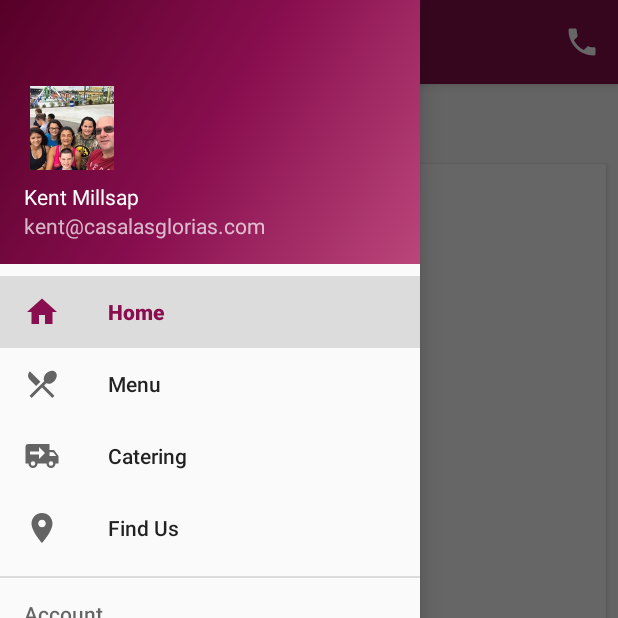
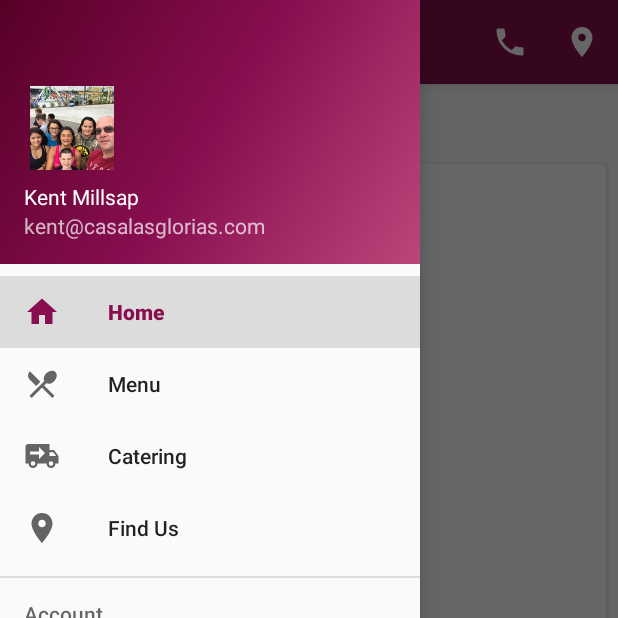
Before and after one commit to gregmturek/Capstone-Project, an Android app: the screen it shows after launch (MainActivity), with the side drawer open, on a phone screen of 412 x 824 dp, the top half of it. Run offline under Robolectric (Android 15) with nearby library versions, the phone set to English and light mode, and no system bars.

Commit message:
Handle options menu place icon

```diff
--- /dev/null
+++ b/app/src/main/res/drawable/ic_place_white_24dp.xml
@@ -0,0 +1,5 @@
+<vector android:height="24dp" android:tint="#FFFFFF"
+    android:viewportHeight="24.0" android:viewportWidth="24.0"
+    android:width="24dp" xmlns:android="http://schemas.android.com/apk/res/android">
+    <path android:fillColor="#FF000000" android:pathData="M12,2C8.13,2 5,5.13 5,9c0,5.25 7,13 7,13s7,-7.75 7,-13c0,-3.87 -3.13,-7 -7,-7zM12,11.5c-1.38,0 -2.5,-1.12 -2.5,-2.5s1.12,-2.5 2.5,-2.5 2.5,1.12 2.5,2.5 -1.12,2.5 -2.5,2.5z"/>
+</vector>
--- a/app/src/main/res/menu/main.xml
+++ b/app/src/main/res/menu/main.xml
@@ -6,4 +6,10 @@
         android:title="@string/action_dial"
         android:icon="@drawable/ic_call_white_24dp"
         app:showAsAction="ifRoom" />
+
+    <item
+        android:id="@+id/action_place"
+        android:title="@string/action_place"
+        android:icon="@drawable/ic_place_white_24dp"
+        app:showAsAction="ifRoom" />
 </menu>
--- a/app/src/main/res/values/strings.xml
+++ b/app/src/main/res/values/strings.xml
@@ -18,4 +18,5 @@
     <string name="dummy_content">DUMMY\nCONTENT</string>
 
     <string name="phone_number">tel:+13192942101</string>
+    <string name="map_uri">geo:42.0342682,-91.6762866?q=Casa+Las+Glorias</string>
 </resources>
```
Also changed, not shown: app/src/main/java/com/casalasglorias/MainActivity.java (+16 -6 lines).
